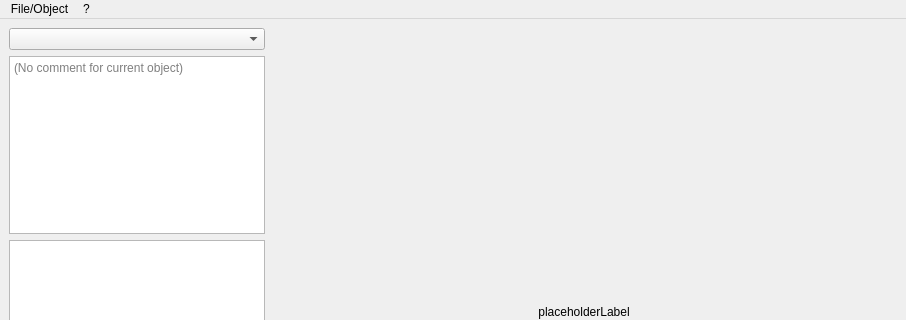
Above: src/gui/EditorWindow.ui from xushengj/PrepPipe before the change; both pictures show x 0 to 906 and y 0 to 320 of the 906 by 627 pixel window. Below: the same form after it.
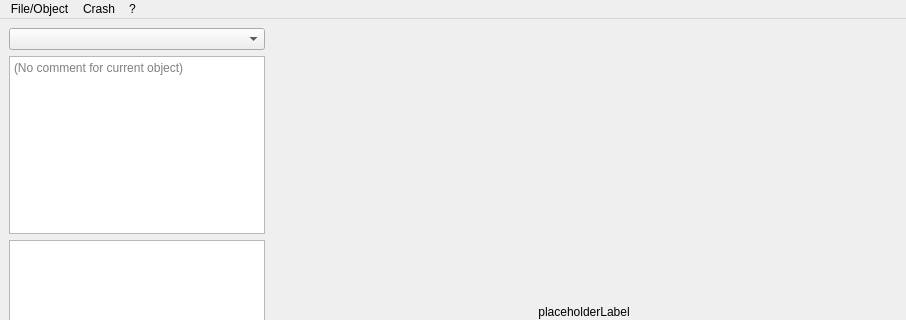
That is the form after the change.

Commit message: Added crash test button for easier testing

What changed in the file:
```diff
--- a/src/gui/EditorWindow.ui
+++ b/src/gui/EditorWindow.ui
@@ -135,7 +135,15 @@
     </property>
     <addaction name="actionOpenLog"/>
    </widget>
+   <widget class="QMenu" name="menuCrash">
+    <property name="title">
+     <string>Crash</string>
+    </property>
+    <addaction name="actionQFatal"/>
+    <addaction name="actionSegFault"/>
+   </widget>
    <addaction name="menuFile_Object"/>
+   <addaction name="menuCrash"/>
    <addaction name="menuMisc"/>
   </widget>
   <widget class="QStatusBar" name="statusbar"/>
```
Left out of the diff: 10 changed lines with no effect on the pictures. The commit also changes 1 other file.
